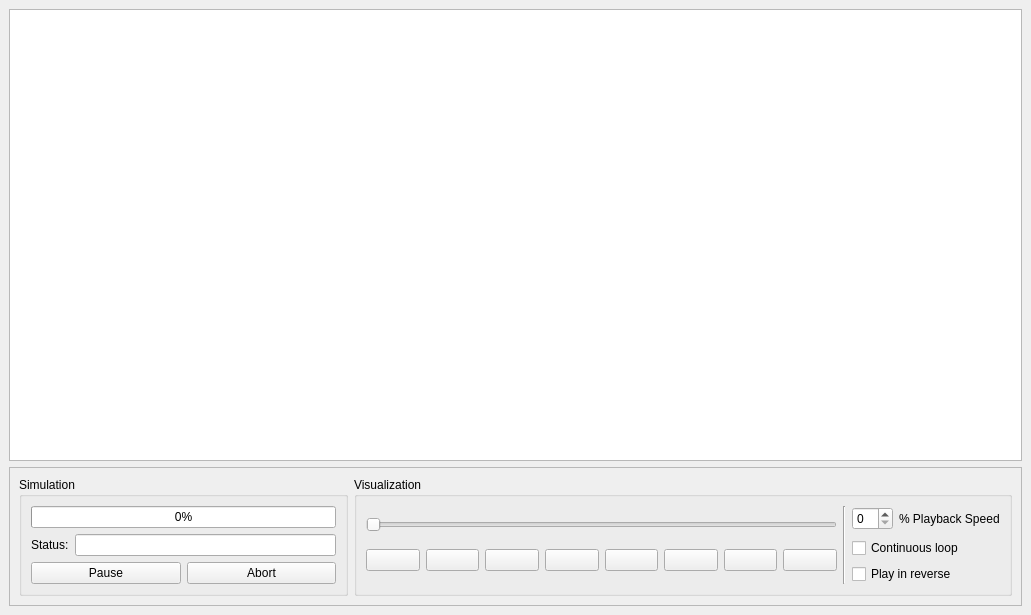
Old version of the form cad/plugins/NanoVision-1/src/TrajectoryGraphicsWindow.ui in the repository kanzure/nanoengineer.
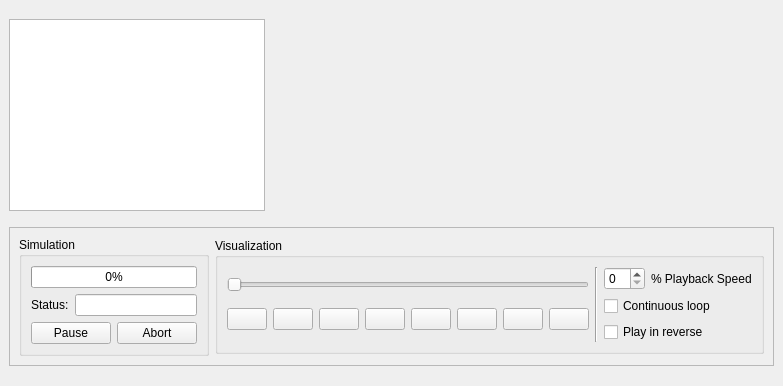
New version of the form. Icons and pictures are not drawn.

What changed in the file:
```diff
--- a/cad/plugins/NanoVision-1/src/TrajectoryGraphicsWindow.ui
+++ b/cad/plugins/NanoVision-1/src/TrajectoryGraphicsWindow.ui
@@ -5,8 +5,8 @@
    <rect>
     <x>0</x>
     <y>0</y>
-    <width>1031</width>
-    <height>615</height>
+    <width>700</width>
+    <height>386</height>
    </rect>
   </property>
   <property name="windowTitle" >
@@ -31,7 +31,9 @@
    <item>
     <widget class="QTextEdit" name="textEdit" >
      <property name="sizePolicy" >
-      <sizepolicy vsizetype="Expanding" hsizetype="Expanding" >
+      <sizepolicy>
+       <hsizetype>0</hsizetype>
+       <vsizetype>0</vsizetype>
        <horstretch>0</horstretch>
        <verstretch>0</verstretch>
       </sizepolicy>
@@ -41,7 +43,9 @@
    <item>
     <widget class="QFrame" name="frame" >
      <property name="sizePolicy" >
-      <sizepolicy vsizetype="Fixed" hsizetype="Expanding" >
+      <sizepolicy>
+       <hsizetype>0</hsizetype>
+       <vsizetype>0</vsizetype>
        <horstretch>0</horstretch>
        <verstretch>0</verstretch>
       </sizepolicy>
@@ -53,10 +57,18 @@
       <enum>QFrame::Raised</enum>
      </property>
      <layout class="QHBoxLayout" >
+      <property name="margin" >
+       <number>9</number>
+      </property>
+      <property name="spacing" >
+       <number>6</number>
+      </property>
       <item>
        <widget class="QGroupBox" name="simulationGroupBox" >
         <property name="sizePolicy" >
-         <sizepolicy vsizetype="Preferred" hsizetype="MinimumExpanding" >
+         <sizepolicy>
+          <hsizetype>0</hsizetype>
+          <vsizetype>0</vsizetype>
           <horstretch>1</horstretch>
           <verstretch>0</verstretch>
          </sizepolicy>
@@ -65,15 +77,30 @@
          <string>Simulation</string>
         </property>
         <layout class="QVBoxLayout" >
+         <property name="margin" >
+          <number>9</number>
+         </property>
+         <property name="spacing" >
+          <number>6</number>
+         </property>
          <item>
           <widget class="QProgressBar" name="simulationProgressBar" >
            <property name="value" >
             <number>0</number>
            </property>
+           <property name="orientation" >
+            <enum>Qt::Horizontal</enum>
+           </property>
           </widget>
          </item>
          <item>
           <layout class="QHBoxLayout" >
+           <property name="margin" >
+            <number>0</number>
+           </property>
+           <property name="spacing" >
+            <number>6</number>
+           </property>
            <item>
             <widget class="QLabel" name="label" >
              <property name="text" >
@@ -92,10 +119,18 @@
          </item>
          <item>
           <layout class="QHBoxLayout" >
+           <property name="margin" >
+            <number>0</number>
+           </property>
+           <property name="spacing" >
+            <number>6</number>
+           </property>
            <item>
             <widget class="QPushButton" name="simulationPauseButton" >
              <property name="sizePolicy" >
-              <sizepolicy vsizetype="Fixed" hsizetype="Expanding" >
+              <sizepolicy>
+               <hsizetype>0</hsizetype>
+               <vsizetype>0</vsizetype>
                <horstretch>0</horstretch>
                <verstretch>0</verstretch>
               </sizepolicy>
@@ -117,7 +152,9 @@
            <item>
             <widget class="QPushButton" name="simulationAbortButton" >
              <property name="sizePolicy" >
-              <sizepolicy vsizetype="Fixed" hsizetype="Expanding" >
+              <sizepolicy>
+               <hsizetype>0</hsizetype>
+               <vsizetype>0</vsizetype>
                <horstretch>0</horstretch>
                <verstretch>0</verstretch>
               </sizepolicy>
@@ -144,7 +181,9 @@
       <item>
        <widget class="QGroupBox" name="visualizationGroupBox" >
         <property name="sizePolicy" >
-         <sizepolicy vsizetype="Preferred" hsizetype="Expanding" >
+         <sizepolicy>
+          <hsizetype>0</hsizetype>
+          <vsizetype>0</vsizetype>
           <horstretch>2</horstretch>
           <verstretch>0</verstretch>
          </sizepolicy>
@@ -153,8 +192,20 @@
          <string>Visualization</string>
         </property>
         <layout class="QHBoxLayout" >
+         <property name="margin" >
+          <number>9</number>
+         </property>
+         <property name="spacing" >
+          <number>6</number>
+         </property>
          <item>
           <layout class="QVBoxLayout" >
+           <property name="margin" >
+            <number>0</number>
+           </property>
+           <property name="spacing" >
+            <number>6</number>
+           </property>
            <item>
             <widget class="QSlider" name="horizontalSlider" >
              <property name="toolTip" >
@@ -173,6 +224,12 @@
            </item>
            <item>
             <layout class="QHBoxLayout" >
+             <property name="margin" >
+              <number>0</number>
+             </property>
+             <property name="spacing" >
+              <number>6</number>
+             </property>
              <item>
               <widget class="QPushButton" name="trajectoryFirstButton" >
                <property name="toolTip" >
@@ -329,8 +386,20 @@
          </item>
          <item>
           <layout class="QVBoxLayout" >
+           <property name="margin" >
+            <number>0</number>
+           </property>
+           <property name="spacing" >
+            <number>6</number>
+           </property>
            <item>
             <layout class="QHBoxLayout" >
+             <property name="margin" >
+              <number>0</number>
+             </property>
+             <property name="spacing" >
+              <number>6</number>
+             </property>
              <item>
               <widget class="QSpinBox" name="playbackSpeedSpinBox" />
              </item>
```
Left out of the diff: 15 changed lines with no effect on the pictures.
